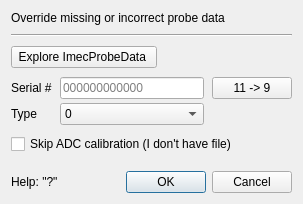
Qt form Forms/IMForceDlg.ui (billkarsh/SpikeGLX) before a commit.
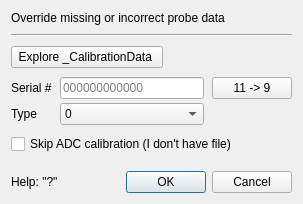
The same form after that commit.

Commit message: ImecProbeData folder renamed to _CalibrationData

```diff
--- a/Forms/IMForceDlg.ui
+++ b/Forms/IMForceDlg.ui
@@ -48,7 +48,7 @@
         </sizepolicy>
        </property>
        <property name="text">
-        <string> Explore ImecProbeData  </string>
+        <string> Explore _CalibrationData  </string>
        </property>
       </widget>
      </item>
```
The commit also changes 8 other files.
